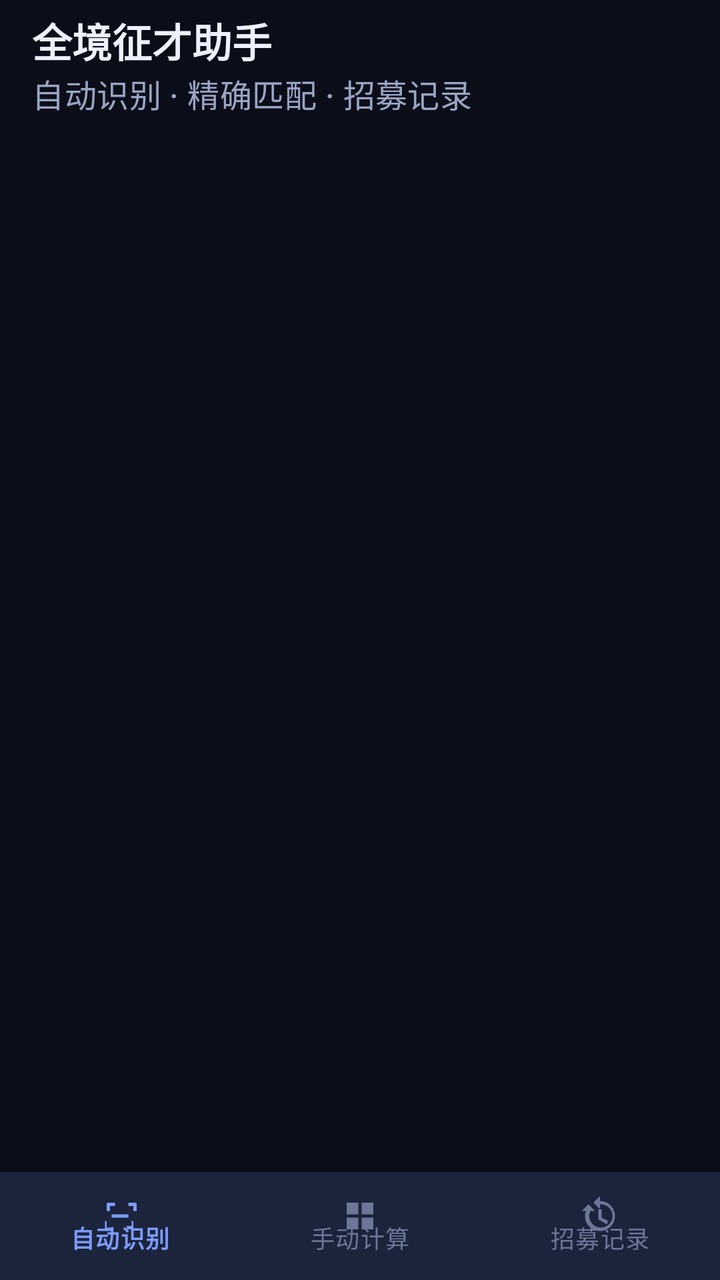
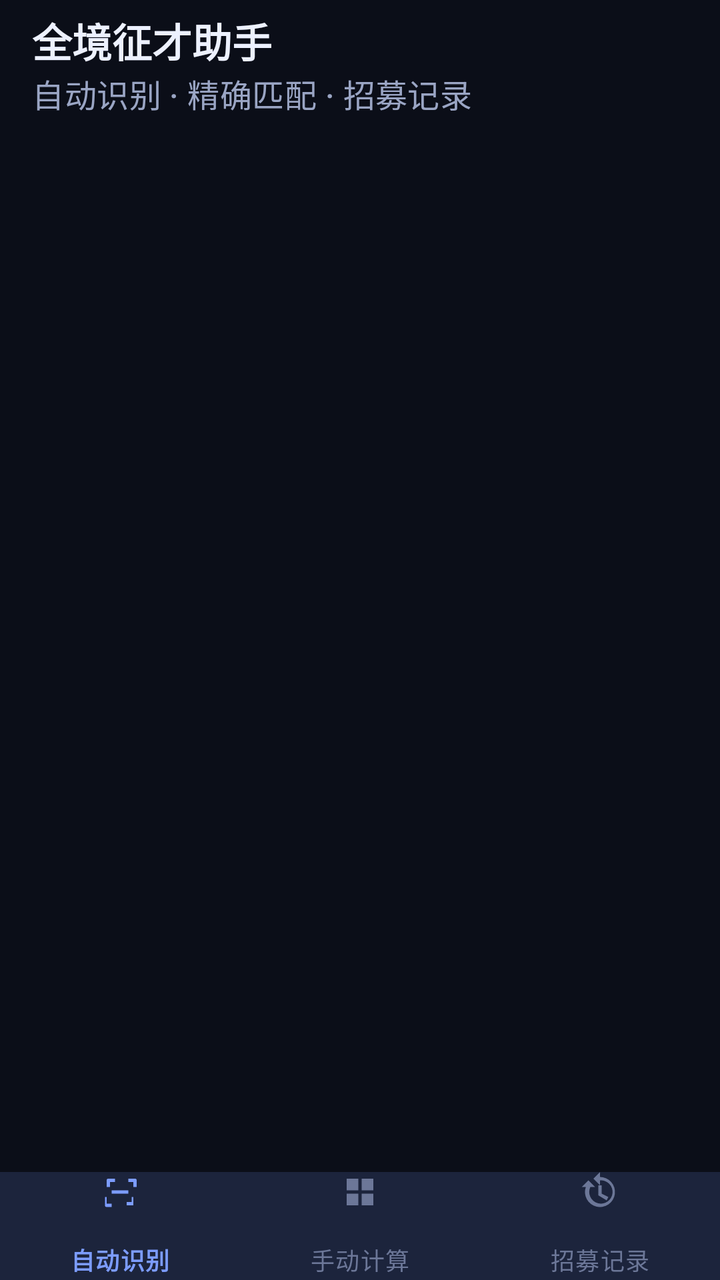

Two renders of the same Android screen: before a commit and after it. Below are the layout's source before the change and the commit's diff.
<!-- AndroidManifest.xml: application theme Theme.App -->
<!-- res/layout/activity_main.xml -->
<?xml version="1.0" encoding="utf-8"?>
<LinearLayout xmlns:android="http://schemas.android.com/apk/res/android"
    xmlns:app="http://schemas.android.com/apk/res-auto"
    android:layout_width="match_parent"
    android:layout_height="match_parent"
    android:orientation="vertical"
    android:background="@color/bg">

    <com.google.android.material.appbar.MaterialToolbar
        android:id="@+id/toolbar"
        android:layout_width="match_parent"
        android:layout_height="?attr/actionBarSize"
        android:background="@color/bg"
        android:paddingStart="6dp"
        android:paddingEnd="6dp"
        app:title="@string/app_name"
        app:titleTextAppearance="@style/TextAppearance.App.Toolbar.Title"
        app:titleTextColor="@color/text"
        app:subtitle="自动识别 · 精确匹配 · 招募记录"
        app:subtitleTextColor="@color/text_dim" />

    <FrameLayout
        android:id="@+id/container"
        android:layout_width="match_parent"
        android:layout_height="0dp"
        android:layout_weight="1" />

    <com.google.android.material.bottomnavigation.BottomNavigationView
        android:id="@+id/bottomNav"
        android:layout_width="match_parent"
        android:layout_height="54dp"
        android:background="@color/surface"
        app:itemIconSize="20dp"
        app:itemIconTint="@color/nav_item_color"
        app:itemTextColor="@color/nav_item_color"
        app:itemActiveIndicatorStyle="@null"
        app:labelVisibilityMode="labeled"
        app:menu="@menu/bottom_nav" />
</LinearLayout>
<!-- resources referenced by this layout -->
<resources>
  <color name="bg">#0B0E18</color>
  <color name="surface">#141A2B</color>
  <color name="text">#EDF1FF</color>
  <color name="text_dim">#9AA5C4</color>
  <string name="app_name">全境征才助手</string>
  <style name="TextAppearance.App.Toolbar.Title" parent="TextAppearance.Material3.TitleLarge">
          <item name="android:textColor">@color/text</item>
          <item name="android:textSize">20sp</item>
          <item name="android:textStyle">bold</item>
      </style>
  <style name="Theme.App" parent="Theme.Material3.Dark.NoActionBar">
          <item name="colorPrimary">@color/primary</item>
          <item name="colorOnPrimary">#0B0E18</item>
          <item name="colorSecondary">@color/accent</item>
          <item name="android:colorBackground">@color/bg</item>
          <item name="colorSurface">@color/surface</item>
          <item name="colorSurfaceVariant">@color/surface_2</item>
          <item name="colorOnSurface">@color/text</item>
          <item name="colorOnSurfaceVariant">@color/text_dim</item>
          <item name="android:statusBarColor">@color/bg</item>
          <item name="android:navigationBarColor">@color/bg</item>
          <item name="android:windowLightStatusBar">false</item>
          <item name="materialAlertDialogTheme">@style/ThemeOverlay.App.Dialog</item>
      </style>
  <color name="primary">#7C9CFF</color>
  <color name="accent">#4ADEA0</color>
  <color name="surface_2">#1B2236</color>
  <style name="ThemeOverlay.App.Dialog" parent="ThemeOverlay.Material3.MaterialAlertDialog">
          <item name="colorSurface">@color/surface</item>
          <item name="colorOnSurface">@color/text</item>
      </style>
</resources>

<!-- the commit's change to res/layout/activity_main.xml (unified diff, before → after) -->
@@ -31,6 +31,9 @@
         android:layout_height="54dp"
         android:background="@color/surface"
         app:itemIconSize="20dp"
+        app:itemPaddingTop="0dp"
+        app:itemPaddingBottom="5dp"
+        app:itemTextAppearance="@style/TextAppearance.App.NavLabel"
         app:itemIconTint="@color/nav_item_color"
         app:itemTextColor="@color/nav_item_color"
         app:itemActiveIndicatorStyle="@null"
<!-- resource entries referenced after the edit -->
@@ -5,6 +5,9 @@
   <color name="text">#EDF1FF</color>
   <color name="text_dim">#9AA5C4</color>
   <string name="app_name">全境征才助手</string>
+  <style name="TextAppearance.App.NavLabel" parent="TextAppearance.Material3.LabelMedium">
+          <item name="android:textSize">10.5sp</item>
+      </style>
   <style name="TextAppearance.App.Toolbar.Title" parent="TextAppearance.Material3.TitleLarge">
           <item name="android:textColor">@color/text</item>
           <item name="android:textSize">20sp</item>
